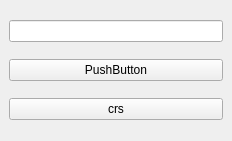
Qt form position_fetch_dockwidget_base.ui (wuyin0719/position_fetch) before a commit.
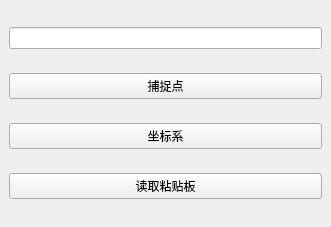
The same form after that commit.

Patch:
```diff
--- a/position_fetch_dockwidget_base.ui
+++ b/position_fetch_dockwidget_base.ui
@@ -6,8 +6,8 @@
    <rect>
     <x>0</x>
     <y>0</y>
-    <width>232</width>
-    <height>141</height>
+    <width>331</width>
+    <height>227</height>
    </rect>
   </property>
   <property name="windowTitle">
@@ -18,17 +18,24 @@
     <item row="0" column="0">
      <widget class="QLineEdit" name="userCrsEdit"/>
     </item>
-    <item row="1" column="0">
-     <widget class="QPushButton" name="captureButton">
-      <property name="text">
-       <string>PushButton</string>
-      </property>
-     </widget>
-    </item>
     <item row="2" column="0">
+     <widget class="QPushButton" name="captureButton">
+      <property name="text">
+       <string>捕捉点</string>
+      </property>
+     </widget>
+    </item>
+    <item row="3" column="0">
      <widget class="QPushButton" name="userCrsToolButton">
       <property name="text">
-       <string>crs</string>
+       <string>坐标系</string>
+      </property>
+     </widget>
+    </item>
+    <item row="4" column="0">
+     <widget class="QPushButton" name="orcButton">
+      <property name="text">
+       <string>读取粘贴板</string>
       </property>
      </widget>
     </item>
```
